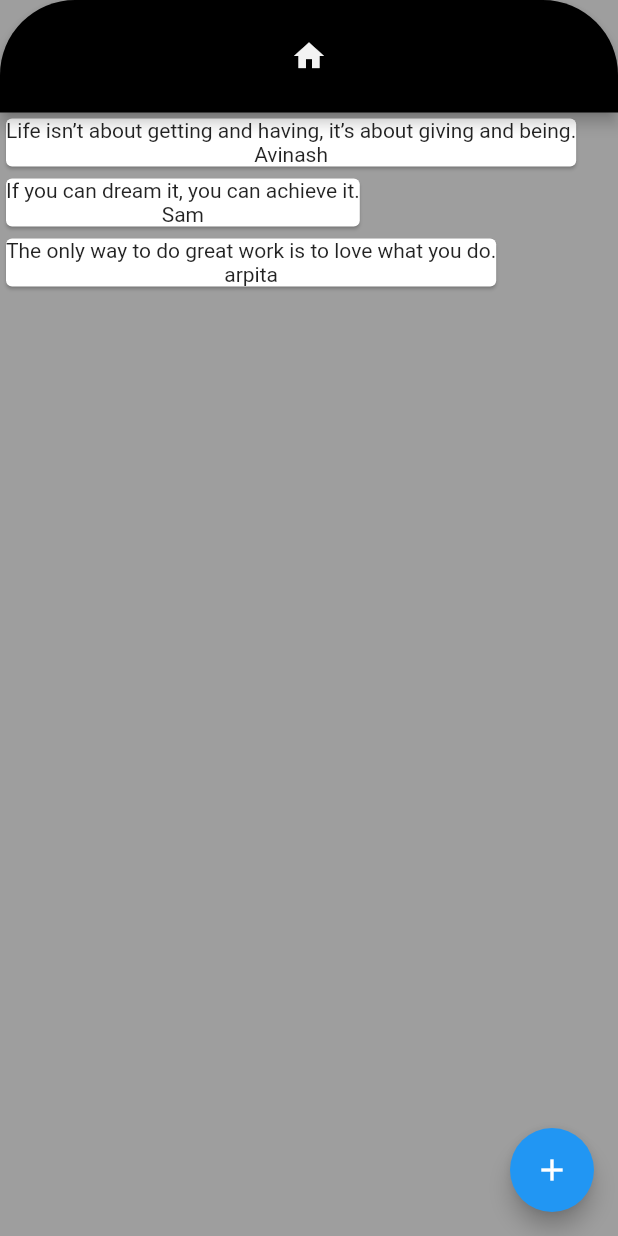
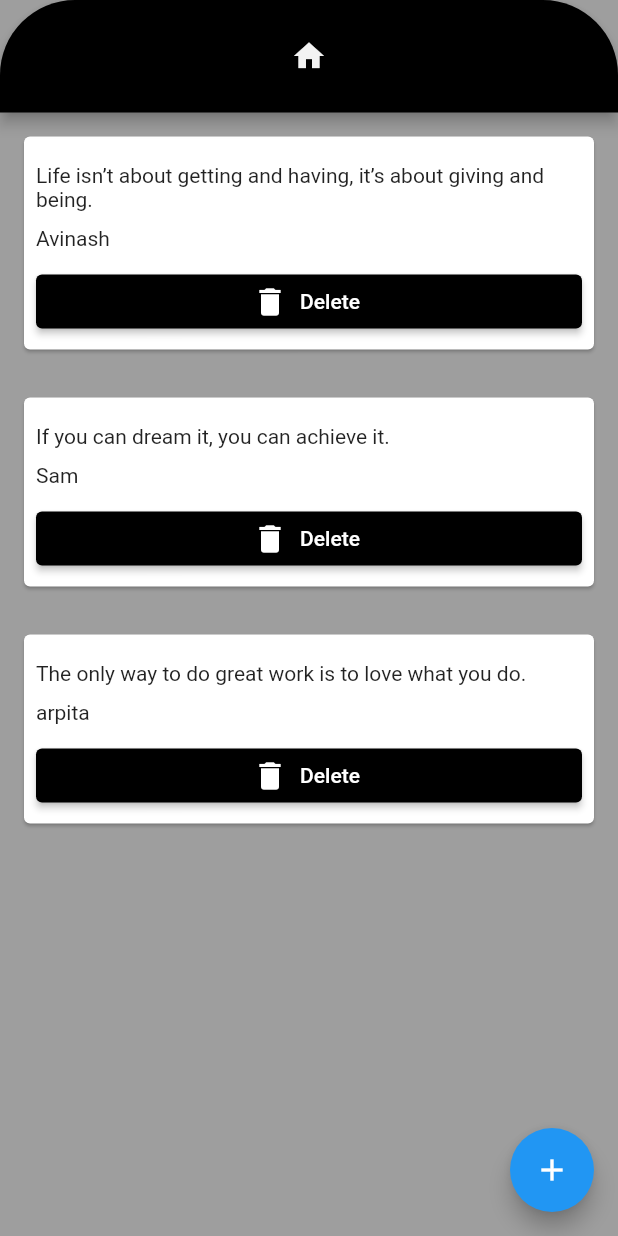
Before and after one commit to A-jha/Fluttered, a Flutter app: the screen it shows after launch, on a phone screen of 412 x 824 dp. Run offline on Flutter 3.47's test engine with Material 2 defaults, Android fonts, the light colour scheme and no system bars; missing offline and left inert: dart:html.

Commit message:
used map, functional args etc

```diff
--- a/lib/mini-projects/QuotesList.dart
+++ b/lib/mini-projects/QuotesList.dart
@@ -1,4 +1,5 @@
 import 'package:flutter/material.dart';
+import '../mini-projects/quote_card.dart';
 
 class Quotes extends StatefulWidget {
   const Quotes({Key? key}) : super(key: key);
@@ -8,6 +9,12 @@ class Quotes extends StatefulWidget {
 }
 
 class _QuotesState extends State<Quotes> {
+  void delete(quote) {
+    setState(() {
+      quotes.remove(quote);
+    });
+  }
+
   List<Quote> quotes = [
     Quote(
         text:
@@ -18,27 +25,18 @@ class _QuotesState extends State<Quotes> {
         text: "The only way to do great work is to love what you do.",
         author: "arpita")
   ];
+
   @override
   Widget build(BuildContext context) {
     return Container(
       child: Column(
         crossAxisAlignment: CrossAxisAlignment.start,
-        children: quotes.map((quote) {
-          return Card(
-            child: Column(
-              children: [Text(quote.text), Text(quote.author)],
-            ),
-          );
-        }).toList(),
+        children: quotes
+            .map(
+              (quote) => QuoteCard(quote, delete),
+            )
+            .toList(),
       ),
     );
   }
 }
-
-//create a quote class
-
-class Quote {
-  String text;
-  String author;
-  Quote({this.text = "", this.author = ""});
-}
--- /dev/null
+++ b/lib/mini-projects/quote_card.dart
@@ -0,0 +1,48 @@
+import 'package:flutter/material.dart';
+//create a quote class
+
+class Quote {
+  String text;
+  String author;
+  Quote({this.text = "", this.author = ""});
+}
+
+class QuoteCard extends StatelessWidget {
+  final Quote quote;
+  final Function delete;
+  QuoteCard(this.quote, this.delete);
+  @override
+  Widget build(BuildContext context) {
+    return Card(
+      margin: EdgeInsets.all(16),
+      child: Padding(
+        padding: const EdgeInsets.all(8.0),
+        child: Column(
+          crossAxisAlignment: CrossAxisAlignment.stretch,
+          children: [
+            SizedBox(
+              height: 10,
+            ),
+            Text(quote.text),
+            SizedBox(
+              height: 10,
+            ),
+            Text(quote.author),
+            SizedBox(
+              height: 10,
+            ),
+            ElevatedButton.icon(
+                onPressed: () {
+                  delete(quote);
+                },
+                style: ElevatedButton.styleFrom(
+                  primary: Colors.black,
+                ),
+                icon: Icon(Icons.delete),
+                label: Text("Delete")),
+          ],
+        ),
+      ),
+    );
+  }
+}
```
